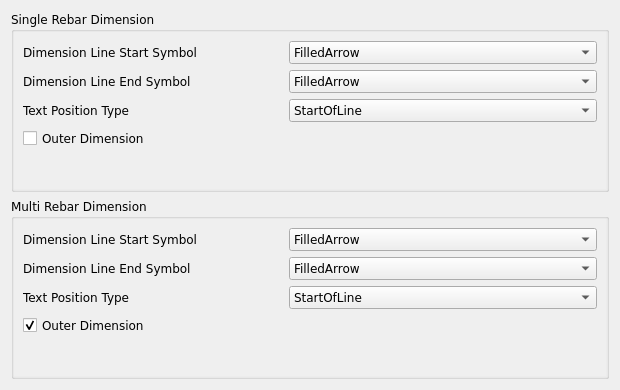
This is ReinforcementDrawing/ReinforcementDrawingDimensioning_Dimensions2.ui in amrit3701/FreeCAD-Reinforcement as Qt 5 draws it before an edit. The edited form follows.
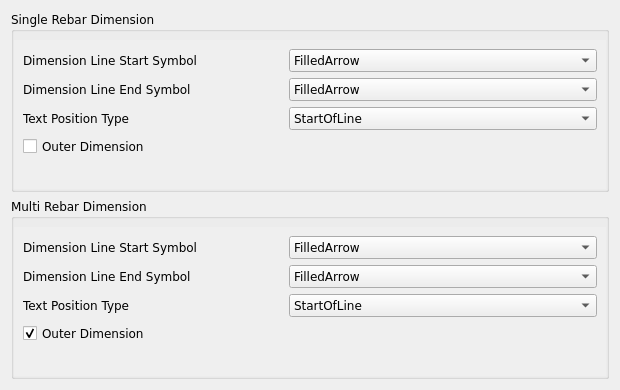
This is the edited form. Custom widgets are drawn as their Qt base class.

Patch:
```diff
--- a/ReinforcementDrawing/ReinforcementDrawingDimensioning_Dimensions2.ui
+++ b/ReinforcementDrawing/ReinforcementDrawingDimensioning_Dimensions2.ui
@@ -32,7 +32,7 @@
        <number>0</number>
       </property>
       <property name="topMargin">
-       <number>0</number>
+       <number>8</number>
       </property>
       <property name="rightMargin">
        <number>0</number>
@@ -250,7 +250,7 @@
        <number>0</number>
       </property>
       <property name="topMargin">
-       <number>0</number>
+       <number>8</number>
       </property>
       <property name="rightMargin">
        <number>0</number>
```
